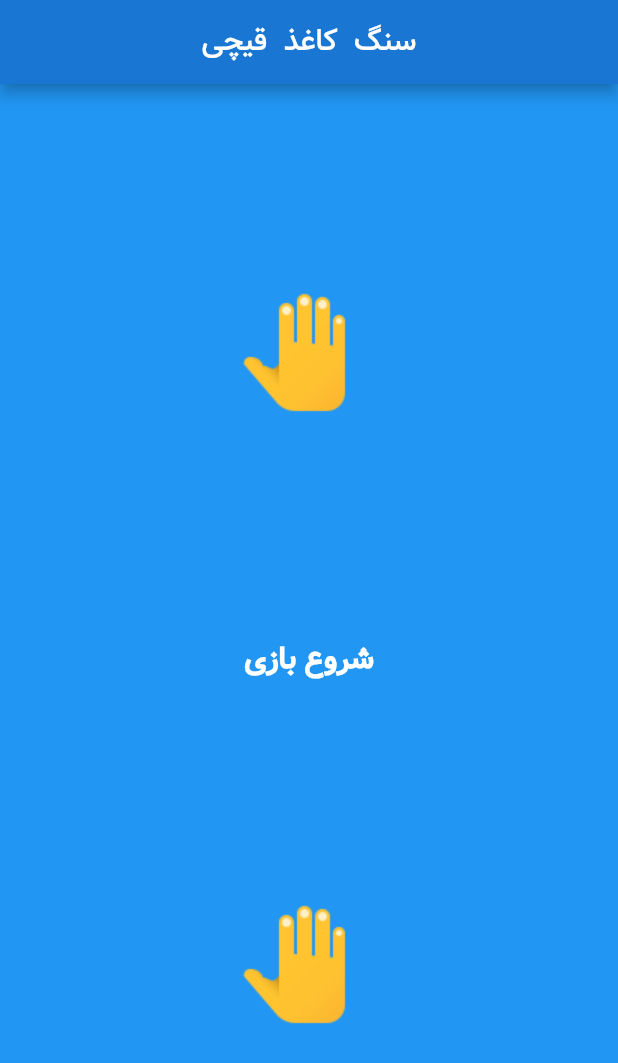
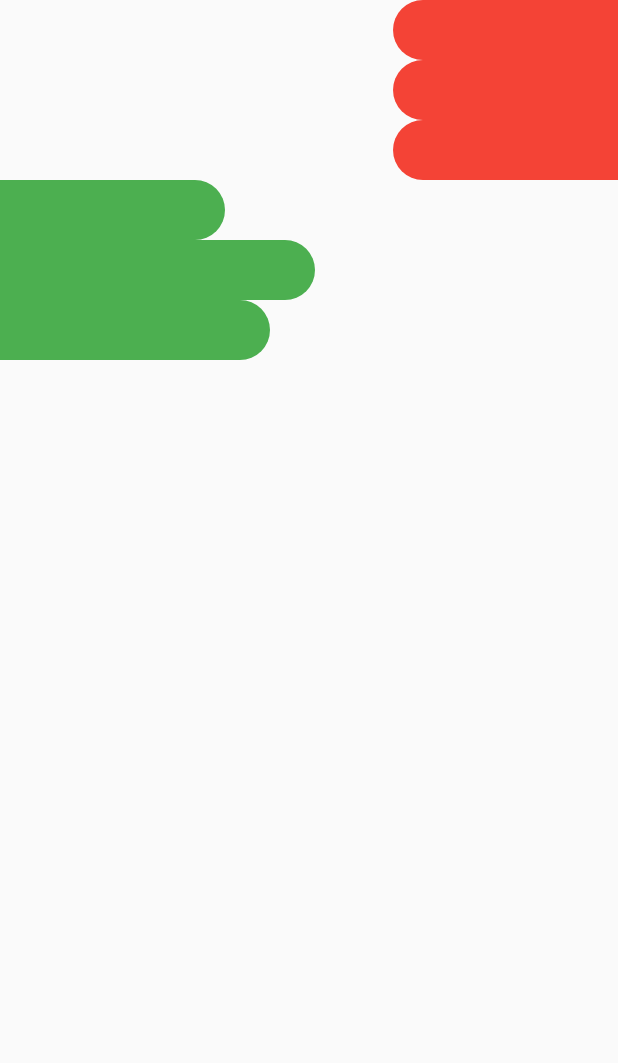
Before and after one commit to alirezabashi98/Example-Flutter, a Flutter app: the screen it shows after launch, on a phone screen of 412 x 824 dp. Shown: the top 1063 px of the screen. Run offline on Flutter 3.47's test engine with Material 2 defaults, Android fonts, the phone set to English and light mode, and no system bars; our stand-ins replace hexcolor.

Commit message:
w7 make Boxdecoration

```diff
--- /dev/null
+++ b/lib/constants/constants.dart
@@ -0,0 +1,5 @@
+import 'package:flutter/material.dart';
+import 'package:hexcolor/hexcolor.dart';
+
+final Color backgroundColor = HexColor('#005fff');
+final String DevName = 'AlirezaBashi';
--- a/lib/home_page.dart
+++ /dev/null
@@ -1,57 +0,0 @@
-import 'dart:math';
-
-import 'package:flutter/material.dart';
-
-class GameAppliction extends StatefulWidget {
-  const GameAppliction({Key? key}) : super(key: key);
-
-  @override
-  State<GameAppliction> createState() => _GameApplictionState();
-}
-
-class _GameApplictionState extends State<GameAppliction> {
-  int top = 2;
-  int bottom = 2;
-
-  @override
-  Widget build(BuildContext context) {
-    return Scaffold(
-      backgroundColor: Colors.blue,
-      appBar: AppBar(
-        title: Text('سنگ  کاغذ  قیچی'),
-        centerTitle: true,
-        backgroundColor: Colors.blue[700],
-      ),
-      body: SafeArea(
-          child: Center(
-        child: Column(
-          mainAxisAlignment: MainAxisAlignment.spaceEvenly,
-          children: [
-            Image(
-              image: AssetImage('images/$top.png'),
-            ),
-            TextButton(
-              onPressed: () {
-                setState(() {
-                  top = Random().nextInt(3) + 1;
-                  bottom = Random().nextInt(3) + 1;
-                });
-              },
-              child: Text(
-                'شروع بازی',
-                style: TextStyle(
-                    color: Colors.white,
-                    fontSize: 20.0,
-                    fontWeight: FontWeight.bold),
-              ),
-              style: TextButton.styleFrom(backgroundColor: Colors.blue),
-            ),
-            Image(
-              image: AssetImage('images/$bottom.png'),
-            ),
-          ],
-        ),
-      )),
-    );
-  }
-}
--- a/lib/main.dart
+++ b/lib/main.dart
@@ -1,5 +1,6 @@
 import 'package:flutter/material.dart';
-import 'package:flutter_application_2/home_page.dart';
+import 'package:flutter_application_2/widgets/background_shape_left.dart';
+import 'package:flutter_application_2/widgets/background_shape_right.dart';
 
 void main() {
   runApp(const Application());
@@ -13,7 +14,29 @@ class Application extends StatelessWidget {
     return MaterialApp(
       debugShowCheckedModeBanner: false,
       theme: ThemeData(fontFamily: 'vazir'),
-      home: GameAppliction(),
+      home: HomeScreen(),
     );
   }
 }
+
+class HomeScreen extends StatelessWidget {
+  const HomeScreen({Key? key}) : super(key: key);
+
+  @override
+  Widget build(BuildContext context) {
+    return Scaffold(
+      body: SafeArea(
+        child: Column(
+          children: [
+            RightShape(width: 150),
+            RightShape(width: 210),
+            RightShape(width: 180),
+            LeftShape(width: 150),
+            LeftShape(width: 210),
+            LeftShape(width: 180),
+          ],
+        )
+      ),
+    );
+  }
+}
--- /dev/null
+++ b/lib/widgets/background_shape_left.dart
@@ -0,0 +1,28 @@
+import 'package:flutter/material.dart';
+
+class LeftShape extends StatelessWidget{
+  final double width;
+
+  const LeftShape({Key? key, this.width = 0}) : super(key: key);
+
+  @override
+  Widget build(BuildContext context) {
+    return Row(
+      mainAxisAlignment: MainAxisAlignment.start,
+      children: [
+        Container(
+          width: width,
+          height: 40,
+          decoration: BoxDecoration(
+            borderRadius: BorderRadius.only(
+              topRight: Radius.circular(20),
+              bottomRight: Radius.circular(20),
+            ),
+            color: Colors.green
+          ),
+        )
+      ],
+    );
+  }
+
+}
--- /dev/null
+++ b/lib/widgets/background_shape_right.dart
@@ -0,0 +1,26 @@
+import 'package:flutter/material.dart';
+
+class RightShape extends StatelessWidget {
+  final double width;
+
+  const RightShape({Key? key, this.width = 0}) : super(key: key);
+
+  @override
+  Widget build(BuildContext context) {
+    return Row(
+      mainAxisAlignment: MainAxisAlignment.end,
+      children: [
+        Container(
+          width: 150,
+          height: 40,
+          decoration: BoxDecoration(
+              borderRadius: BorderRadius.only(
+                topLeft: Radius.circular(20),
+                bottomLeft: Radius.circular(20),
+              ),
+              color: Colors.red),
+        ),
+      ],
+    );
+  }
+}
--- a/pubspec.yaml
+++ b/pubspec.yaml
@@ -35,6 +35,7 @@ dependencies:
   # Use with the CupertinoIcons class for iOS style icons.
   cupertino_icons: ^1.0.2
   font_awesome_flutter: ^9.2.0
+  hexcolor: ^2.0.6
 
 dev_dependencies:
   flutter_test:
```
Also changed, not shown: pubspec.lock.
